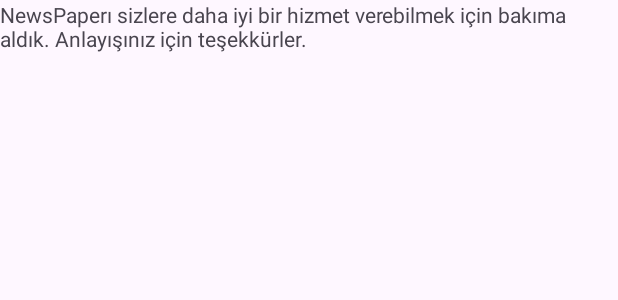
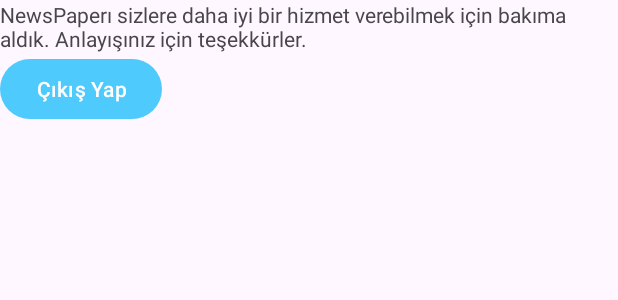
Before and after one commit to fcatadev/NewsPaper, an Android app: the layout fragment_home.xml on its own in the app's theme, with its tools: preview values and no code run, on a phone screen of 412 x 824 dp. Shown: the top 300 px of the screen. Run offline under Robolectric (Android 15) with nearby library versions, the phone set to English and light mode, and no system bars.

Commit message:
Signin flow has been completed, notes that need to be edited have been taken, extra log out button has been added (to be edited)

```diff
--- a/app/src/main/java/com/example/newspaper/ui/auth/login/LoginFragment.kt
+++ b/app/src/main/java/com/example/newspaper/ui/auth/login/LoginFragment.kt
@@ -23,6 +23,10 @@ class LoginFragment : BaseFragment<LoginViewModel, FragmentLoginBinding>(R.layou
             is LoginViewEvent.NavigateToRegister -> {
                 findNavController().navigate(R.id.action_loginFragment_to_registerFragment)
             }
+
+            is LoginViewEvent.NavigateToHome -> {
+                findNavController().navigate(R.id.action_loginFragment_to_homeFragment)
+            }
         }
     }
 
--- a/app/src/main/java/com/example/newspaper/ui/auth/login/LoginViewEvent.kt
+++ b/app/src/main/java/com/example/newspaper/ui/auth/login/LoginViewEvent.kt
@@ -4,4 +4,6 @@ sealed class LoginViewEvent {
 
     object NavigateToRegister : LoginViewEvent()
 
+    object NavigateToHome : LoginViewEvent()
+
 }
--- /dev/null
+++ b/app/src/main/java/com/example/newspaper/ui/home/HomeInputState.kt
@@ -0,0 +1,4 @@
+package com.example.newspaper.ui.home
+
+class HomeInputState {
+}
--- a/app/src/main/res/layout/fragment_home.xml
+++ b/app/src/main/res/layout/fragment_home.xml
@@ -1,14 +1,32 @@
 <?xml version="1.0" encoding="utf-8"?>
-<FrameLayout xmlns:android="http://schemas.android.com/apk/res/android"
+<layout xmlns:android="http://schemas.android.com/apk/res/android"
     xmlns:tools="http://schemas.android.com/tools"
-    android:layout_width="match_parent"
-    android:layout_height="match_parent"
     tools:context=".ui.home.HomeFragment">
 
-    <!-- TODO: Update blank fragment layout -->
-    <TextView
+    <data>
+        <variable
+            name="viewModel"
+            type="com.example.newspaper.ui.home.HomeViewModel" />
+
+    </data>
+
+    <LinearLayout
         android:layout_width="match_parent"
         android:layout_height="match_parent"
-        android:text="@string/maintenance_text" />
+        android:orientation="vertical">
 
-</FrameLayout>
+        <TextView
+            android:layout_width="match_parent"
+            android:layout_height="wrap_content"
+            android:text="@string/maintenance_text" />
+
+        <Button
+            android:id="@+id/btnLogOut"
+            android:layout_width="wrap_content"
+            android:layout_height="wrap_content"
+            android:text="Çıkış Yap"
+            android:onClick="@{() -> viewModel.signOut()}"/>
+
+    </LinearLayout>
+
+</layout>
--- a/app/src/main/res/navigation/navigation_graph.xml
+++ b/app/src/main/res/navigation/navigation_graph.xml
@@ -48,6 +48,10 @@
         android:id="@+id/homeFragment"
         android:name="com.example.newspaper.ui.home.HomeFragment"
         android:label="fragment_home"
-        tools:layout="@layout/fragment_home" />
+        tools:layout="@layout/fragment_home" >
+        <action
+            android:id="@+id/action_homeFragment_to_loginFragment"
+            app:destination="@id/loginFragment" />
+    </fragment>
 
 </navigation>
```
Also changed, not shown: app/src/main/java/com/example/newspaper/extensions/StringExtensions.kt (+15 -0 lines), app/src/main/java/com/example/newspaper/ui/auth/login/LoginInputState.kt (added, +12 -0 lines), app/src/main/java/com/example/newspaper/ui/auth/login/LoginViewModel.kt (+42 -1 lines), app/src/main/java/com/example/newspaper/ui/auth/register/RegisterViewModel.kt (+2 -14 lines), app/src/main/java/com/example/newspaper/ui/home/HomeFragment.kt (+21 -12 lines), app/src/main/java/com/example/newspaper/ui/home/HomeViewEvent.kt (added, +7 -0 lines), app/src/main/java/com/example/newspaper/ui/home/HomeViewModel.kt (added, +23 -0 lines), app/src/main/res/layout/fragment_login.xml (+39 -1 lines).
